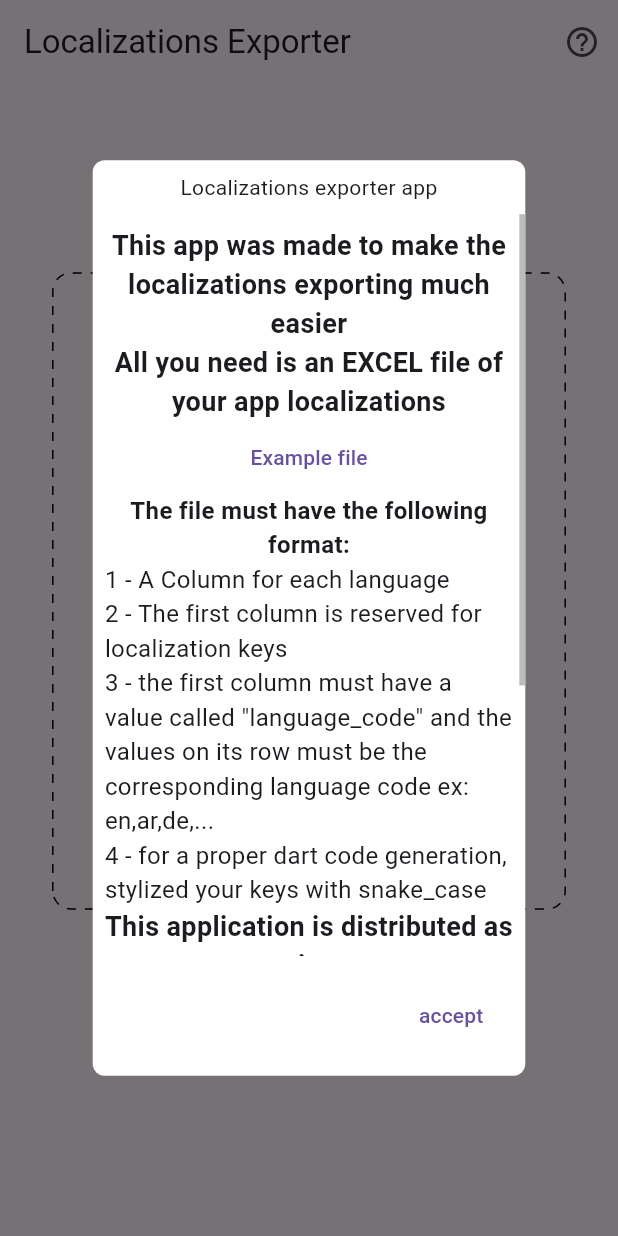
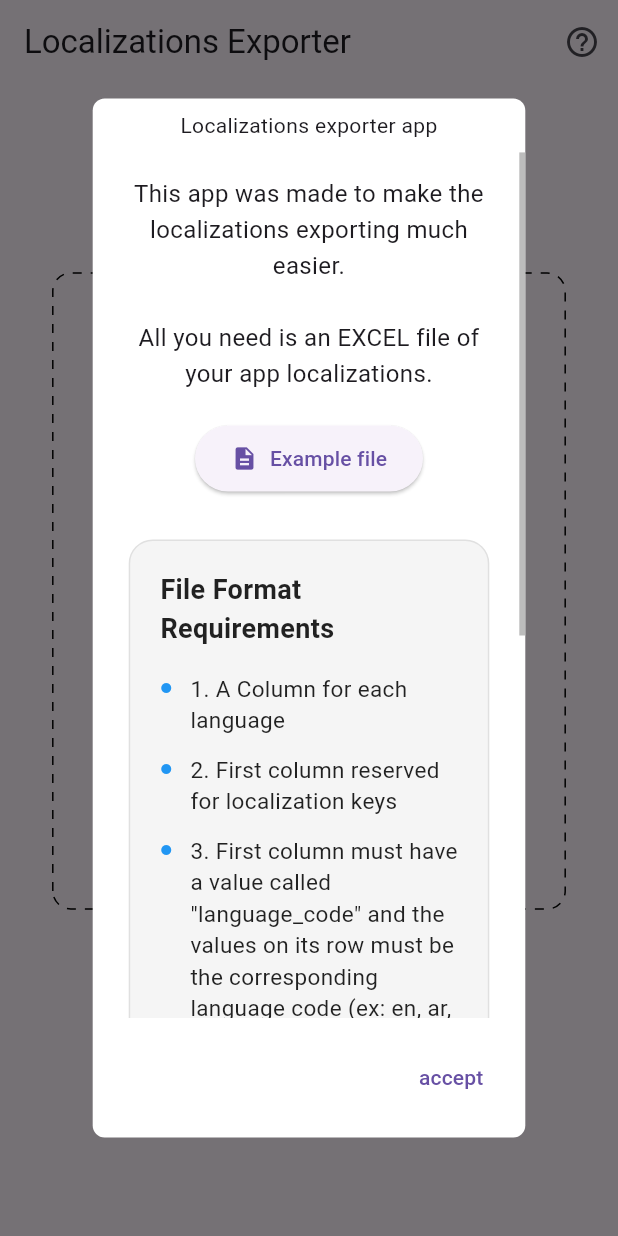
Before and after one commit to A-dalyomer/excel-to-json-translations, a Flutter app: the screen it shows after launch, after a tap on the "help outline" icon, on a phone screen of 412 x 824 dp. Run offline on Flutter 3.47's test engine with Material 3 defaults, Android fonts, the phone set to English and light mode, and no system bars; drawn by our look-alikes of dotted_border; our stand-ins replace file_picker, firebase_analytics, firebase_core; missing offline and left inert: desktop_drop, excel, file_saver; accounts and stored records are empty; generated files the repository leaves out were written again.

Commit message:
upgrades_with_export_class_improvements Refactor the about app dialog

```diff
--- a/lib/core/presentation/widget/about_app_button.dart
+++ b/lib/core/presentation/widget/about_app_button.dart
@@ -13,92 +13,97 @@ class AboutAppButton extends StatelessWidget {
       onPressed: () => showAppDialog(
         'Localizations exporter app',
         context,
-        optionalWidgetHeight: MediaQuery.of(context).size.height * 0.6,
+        optionalWidgetHeight: MediaQuery.of(context).size.height * 0.7,
         optionalWidget: Scrollbar(
           controller: scrollController,
           thumbVisibility: true,
           child: SingleChildScrollView(
             controller: scrollController,
             child: Padding(
-              padding: const EdgeInsets.all(8.0),
+              padding:
+                  const EdgeInsets.symmetric(horizontal: 24.0, vertical: 16.0),
               child: Column(
                 children: [
                   const Text(
-                    'This app was made to make the localizations exporting much easier',
-                    style: TextStyle(
-                      fontWeight: FontWeight.bold,
-                      fontSize: 18,
-                    ),
+                    'This app was made to make the localizations exporting much easier.\n\nAll you need is an EXCEL file of your app localizations.',
                     textAlign: TextAlign.center,
+                    style: TextStyle(fontSize: 16, height: 1.5),
                   ),
-                  const Text(
-                    'All you need is an EXCEL file of your app localizations',
-                    style: TextStyle(
-                      fontWeight: FontWeight.bold,
-                      fontSize: 18,
-                    ),
-                    textAlign: TextAlign.center,
-                  ),
-                  TextButton(
+                  const SizedBox(height: 20),
+                  ElevatedButton.icon(
                     onPressed: () => launchUrl(
                       Uri.parse(
                           'https://docs.google.com/spreadsheets/d/1H0lU0J41BWH0inYkea5jFvVGdDE4GwmyxT1UuoLtQsE/edit?usp=sharing'),
                     ),
-                    child: const Text('Example file'),
+                    icon: const Icon(Icons.description),
+                    label: const Text('Example file'),
+                    style: ElevatedButton.styleFrom(
+                      padding: const EdgeInsets.symmetric(
+                          horizontal: 24, vertical: 12),
+                    ),
                   ),
+                  const SizedBox(height: 30),
+                  Container(
+                    width: double.infinity,
+                    padding: const EdgeInsets.all(20),
+                    decoration: BoxDecoration(
+                      color: Colors.grey.shade100,
+                      borderRadius: BorderRadius.circular(16),
+                      border: Border.all(color: Colors.grey.shade300),
+                    ),
+                    child: Column(
+                      crossAxisAlignment: CrossAxisAlignment.start,
+                      children: const [
+                        Text(
+                          'File Format Requirements',
+                          style: TextStyle(
+                            fontWeight: FontWeight.bold,
+                            fontSize: 18,
+                            color: Colors.black87,
+                          ),
+                        ),
+                        SizedBox(height: 16),
+                        _RequirementItem('1. A Column for each language'),
+                        _RequirementItem(
+                            '2. First column reserved for localization keys'),
+                        _RequirementItem(
+                            '3. First column must have a value called "language_code" and the values on its row must be the corresponding language code (ex: en, ar, de...)'),
+                        _RequirementItem(
+                            '4. For proper dart code generation, stylize your keys with snake_case'),
+                      ],
+                    ),
+                  ),
+                  const SizedBox(height: 30),
                   const Text(
-                    'The file must have the following format:',
-                    style: TextStyle(
-                      fontWeight: FontWeight.bold,
-                      fontSize: 16,
-                    ),
+                    "This application is distributed as is.\nWe are not responsible for any data loss or errors.",
                     textAlign: TextAlign.center,
+                    style: TextStyle(fontSize: 12, color: Colors.grey),
                   ),
-                  const Text.rich(
-                    TextSpan(children: [
-                      TextSpan(text: '1 - A Column for each language\n'),
-                      TextSpan(
-                        text:
-                            '2 - The first column is reserved for localization keys\n',
-                      ),
-                      TextSpan(
-                        text:
-                            '3 - the first column must have a value called "language_code" and the values on its row must be the corresponding language code ex: en,ar,de,...\n',
-                      ),
-                      TextSpan(
-                        text:
-                            '4 - for a proper dart code generation, stylized your keys with snake_case',
-                      ),
-                    ]),
-                    style: TextStyle(
-                      fontSize: 16,
-                    ),
-                    textAlign: TextAlign.start,
+                  const SizedBox(height: 8),
+                  const Text(
+                    "App developer: Ahmad Daly Omer",
+                    textAlign: TextAlign.center,
+                    style: TextStyle(fontSize: 13, fontWeight: FontWeight.w500),
                   ),
+                  const SizedBox(height: 24),
+                  const Divider(),
+                  const SizedBox(height: 16),
                   const Text(
-                    "This application is distributed as is\nWe are not responsible for any data loss or errors\nmade by magenus E.K company\nApp developer ahmad daly omer",
-                    style: TextStyle(
-                      fontWeight: FontWeight.bold,
-                      fontSize: 18,
-                    ),
+                    "This app is open source.\nYou can find the source code and contribute to it.",
                     textAlign: TextAlign.center,
+                    style: TextStyle(color: Colors.blueGrey, height: 1.5),
                   ),
-                  const Text(
-                    "Consider supporting our other apps by rating them on the play store, You can check our android apps",
-                    style: TextStyle(
-                      fontWeight: FontWeight.bold,
-                      fontSize: 18,
-                      color: Colors.blueGrey,
-                    ),
-                    textAlign: TextAlign.center,
-                  ),
-                  TextButton(
+                  const SizedBox(height: 16),
+                  OutlinedButton.icon(
                     onPressed: () => launchUrl(
                       Uri.parse(
-                          'https://play.google.com/store/apps/developer?id=Win+real+money+by+play+games'),
+                        'https://github.com/A-dalyomer/excel-to-json-translations.git',
+                      ),
                     ),
-                    child: const Text('here'),
+                    icon: const Icon(Icons.code),
+                    label: const Text('Github Repo'),
                   ),
+                  const SizedBox(height: 16),
                 ],
               ),
             ),
@@ -109,3 +114,33 @@ class AboutAppButton extends StatelessWidget {
     );
   }
 }
+
+class _RequirementItem extends StatelessWidget {
+  const _RequirementItem(this.text);
+
+  final String text;
+
+  @override
+  Widget build(BuildContext context) {
+    return Padding(
+      padding: const EdgeInsets.only(bottom: 12.0),
+      child: Row(
+        crossAxisAlignment: CrossAxisAlignment.start,
+        children: [
+          const Padding(
+            padding: EdgeInsets.only(top: 6.0),
+            child: Icon(Icons.circle, size: 8, color: Colors.blue),
+          ),
+          const SizedBox(width: 12),
+          Expanded(
+            child: Text(
+              text,
+              style: const TextStyle(
+                  fontSize: 15, height: 1.4, color: Colors.black87),
+            ),
+          ),
+        ],
+      ),
+    );
+  }
+}
```
